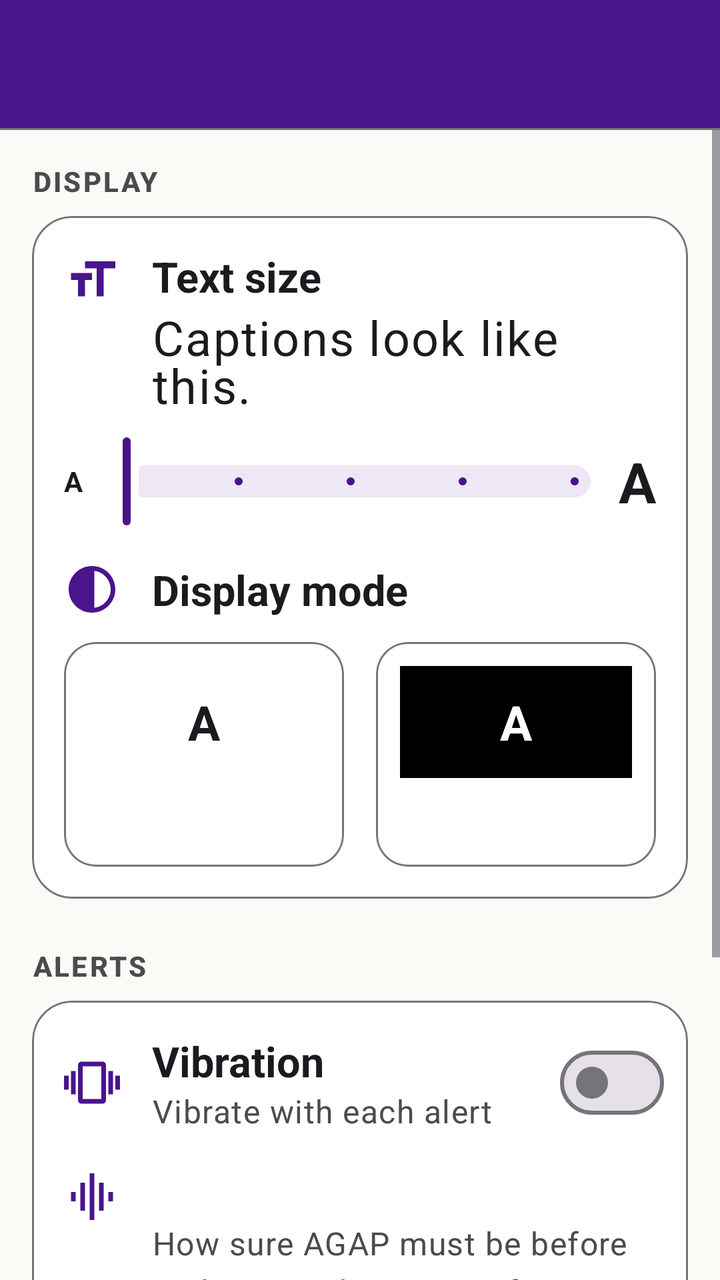
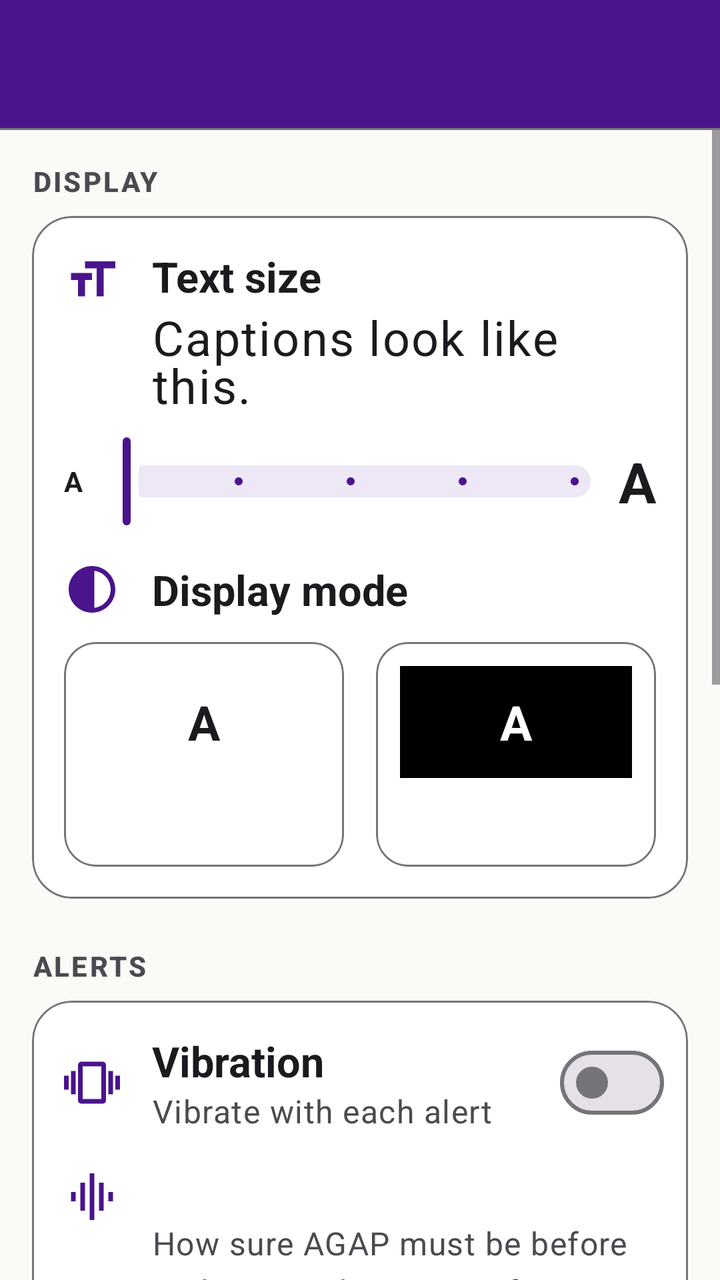

An Android layout rendered at two revisions. The XML below is the earlier revision; the diff shows what the commit changed to produce the second picture.
<!-- AndroidManifest.xml: application theme Theme.AGAP -->
<!-- res/layout/activity_settings.xml -->
<?xml version="1.0" encoding="utf-8"?>
<LinearLayout xmlns:android="http://schemas.android.com/apk/res/android"
    xmlns:app="http://schemas.android.com/apk/res-auto"
    android:id="@+id/root"
    android:layout_width="match_parent"
    android:layout_height="match_parent"
    android:orientation="vertical">

    <include layout="@layout/top_bar" />

    <ScrollView
        android:layout_width="match_parent"
        android:layout_height="0dp"
        android:layout_weight="1">

        <LinearLayout
            android:layout_width="match_parent"
            android:layout_height="wrap_content"
            android:orientation="vertical"
            android:padding="@dimen/screen_padding">

            <TextView
                android:layout_width="match_parent"
                android:layout_height="wrap_content"
                android:layout_marginBottom="8dp"
                android:accessibilityHeading="true"
                android:text="@string/settings_section_display"
                android:textAppearance="@style/TextAppearance.AGAP.SectionLabel" />

            <com.google.android.material.card.MaterialCardView
                android:layout_width="match_parent"
                android:layout_height="wrap_content"
                android:layout_marginBottom="24dp">

                <LinearLayout
                    android:layout_width="match_parent"
                    android:layout_height="wrap_content"
                    android:orientation="vertical"
                    android:padding="16dp">

                    
                    <LinearLayout
                        android:layout_width="match_parent"
                        android:layout_height="wrap_content"
                        android:orientation="horizontal">

                        <ImageView
                            style="@style/Widget.AGAP.RowIcon"
                            android:importantForAccessibility="no"
                            android:layout_marginTop="2dp"
                            android:src="@drawable/ic_text_size" />

                        <LinearLayout
                            android:layout_width="0dp"
                            android:layout_height="wrap_content"
                            android:layout_weight="1"
                            android:orientation="vertical">

                            <TextView
                                android:id="@+id/text_size_title"
                                android:importantForAccessibility="no"
                                android:layout_width="wrap_content"
                                android:layout_height="wrap_content"
                                android:text="@string/settings_text_size"
                                android:textAppearance="@style/TextAppearance.AGAP.Title" />

                            <TextView
                                android:id="@+id/text_size_sample"
                                android:layout_width="wrap_content"
                                android:layout_height="wrap_content"
                                android:text="@string/settings_text_size_sample"
                                android:textAppearance="@style/TextAppearance.AGAP.Caption" />
                        </LinearLayout>
                    </LinearLayout>

                    <LinearLayout
                        android:layout_width="match_parent"
                        android:layout_height="wrap_content"
                        android:layout_marginTop="8dp"
                        android:gravity="center_vertical"
                        android:orientation="horizontal">

                        <TextView
                            android:layout_width="wrap_content"
                            android:layout_height="wrap_content"
                            android:importantForAccessibility="no"
                            android:text="@string/settings_text_size_small_a"
                            android:textColor="?attr/agapText"
                            android:textSize="14sp"
                            android:textStyle="bold" />

                        <com.google.android.material.slider.Slider
                            android:id="@+id/slider_text_size"
                            android:layout_width="0dp"
                            android:layout_height="wrap_content"
                            android:layout_weight="1"
                            android:contentDescription="@string/settings_text_size"
                            android:stepSize="1"
                            android:valueFrom="0"
                            android:valueTo="4" />

                        <TextView
                            android:layout_width="wrap_content"
                            android:layout_height="wrap_content"
                            android:importantForAccessibility="no"
                            android:text="@string/settings_text_size_large_a"
                            android:textColor="?attr/agapText"
                            android:textSize="28sp"
                            android:textStyle="bold" />
                    </LinearLayout>

                    
                    <LinearLayout
                        android:layout_width="match_parent"
                        android:layout_height="wrap_content"
                        android:layout_marginTop="16dp"
                        android:gravity="center_vertical"
                        android:orientation="horizontal">

                        <ImageView
                            style="@style/Widget.AGAP.RowIcon"
                            android:importantForAccessibility="no"
                            android:src="@drawable/ic_contrast" />

                        <TextView
                            android:layout_width="wrap_content"
                            android:layout_height="wrap_content"
                            android:text="@string/settings_display_mode"
                            android:textAppearance="@style/TextAppearance.AGAP.Title" />
                    </LinearLayout>

                    <LinearLayout
                        android:layout_width="match_parent"
                        android:layout_height="wrap_content"
                        android:layout_marginTop="12dp"
                        android:orientation="horizontal">

                        <com.google.android.material.card.MaterialCardView
                            android:id="@+id/mode_standard"
                            android:layout_width="0dp"
                            android:layout_height="wrap_content"
                            android:layout_marginEnd="8dp"
                            android:layout_weight="1"
                            android:clickable="true"
                            android:focusable="true"
                            app:cardCornerRadius="16dp">

                            <LinearLayout
                                android:layout_width="match_parent"
                                android:layout_height="wrap_content"
                                android:gravity="center_horizontal"
                                android:orientation="vertical"
                                android:padding="12dp">

                                
                                <TextView
                                    android:layout_width="match_parent"
                                    android:layout_height="56dp"
                                    android:background="@color/surface"
                                    android:gravity="center"
                                    android:importantForAccessibility="no"
                                    android:text="@string/settings_text_size_large_a"
                                    android:textColor="@color/text"
                                    android:textSize="24sp"
                                    android:textStyle="bold" />

                                <TextView
                                    android:id="@+id/mode_standard_label"
                                    android:importantForAccessibility="no"
                                    android:layout_width="wrap_content"
                                    android:layout_height="wrap_content"
                                    android:layout_marginTop="8dp"
                                    android:textAppearance="@style/TextAppearance.AGAP.Body"
                                    android:textStyle="bold" />
                            </LinearLayout>
                        </com.google.android.material.card.MaterialCardView>

                        <com.google.android.material.card.MaterialCardView
                            android:id="@+id/mode_high_contrast"
                            android:layout_width="0dp"
                            android:layout_height="wrap_content"
                            android:layout_marginStart="8dp"
                            android:layout_weight="1"
                            android:clickable="true"
                            android:focusable="true"
                            app:cardCornerRadius="16dp">

                            <LinearLayout
                                android:layout_width="match_parent"
                                android:layout_height="wrap_content"
                                android:gravity="center_horizontal"
                                android:orientation="vertical"
                                android:padding="12dp">

                                
                                <TextView
                                    android:layout_width="match_parent"
                                    android:layout_height="56dp"
                                    android:background="@color/hc_background"
                                    android:gravity="center"
                                    android:importantForAccessibility="no"
                                    android:text="@string/settings_text_size_large_a"
                                    android:textColor="@color/hc_text"
                                    android:textSize="24sp"
                                    android:textStyle="bold" />

                                <TextView
                                    android:id="@+id/mode_high_contrast_label"
                                    android:importantForAccessibility="no"
                                    android:layout_width="wrap_content"
                                    android:layout_height="wrap_content"
                                    android:layout_marginTop="8dp"
                                    android:textAppearance="@style/TextAppearance.AGAP.Body"
                                    android:textStyle="bold" />
                            </LinearLayout>
                        </com.google.android.material.card.MaterialCardView>
                    </LinearLayout>
                </LinearLayout>
            </com.google.android.material.card.MaterialCardView>

            <TextView
                android:layout_width="match_parent"
                android:layout_height="wrap_content"
                android:layout_marginBottom="8dp"
                android:accessibilityHeading="true"
                android:text="@string/settings_section_alerts"
                android:textAppearance="@style/TextAppearance.AGAP.SectionLabel" />

            <com.google.android.material.card.MaterialCardView
                android:layout_width="match_parent"
                android:layout_height="wrap_content"
                android:layout_marginBottom="16dp">

                <LinearLayout
                    android:layout_width="match_parent"
                    android:layout_height="wrap_content"
                    android:orientation="vertical"
                    android:paddingTop="8dp"
                    android:paddingBottom="16dp">

                    
                    <LinearLayout
                        android:id="@+id/row_vibration"
                        style="@style/Widget.AGAP.Row">

                        <ImageView
                            style="@style/Widget.AGAP.RowIcon"
                            android:importantForAccessibility="no"
                            android:src="@drawable/ic_vibration" />

                        <LinearLayout
                            android:layout_width="0dp"
                            android:layout_height="wrap_content"
                            android:layout_weight="1"
                            android:orientation="vertical">

                            <TextView
                                android:layout_width="wrap_content"
                                android:layout_height="wrap_content"
                                android:text="@string/settings_vibration"
                                android:textAppearance="@style/TextAppearance.AGAP.Title" />

                            <TextView
                                android:layout_width="wrap_content"
                                android:layout_height="wrap_content"
                                android:text="@string/settings_vibration_text"
                                android:textAppearance="@style/TextAppearance.AGAP.BodySecondary" />
                        </LinearLayout>

                        <com.google.android.material.materialswitch.MaterialSwitch
                            android:id="@+id/switch_vibration"
                            android:layout_width="wrap_content"
                            android:layout_height="wrap_content"
                            android:importantForAccessibility="no"
                            android:minHeight="48dp" />
                    </LinearLayout>

                    
                    <LinearLayout
                        android:layout_width="match_parent"
                        android:layout_height="wrap_content"
                        android:layout_marginTop="8dp"
                        android:orientation="horizontal"
                        android:paddingStart="16dp"
                        android:paddingEnd="16dp">

                        <ImageView
                            style="@style/Widget.AGAP.RowIcon"
                            android:importantForAccessibility="no"
                            android:layout_marginTop="2dp"
                            android:src="@drawable/ic_alerts" />

                        <LinearLayout
                            android:layout_width="0dp"
                            android:layout_height="wrap_content"
                            android:layout_weight="1"
                            android:orientation="vertical">

                            <TextView
                                android:id="@+id/threshold_title"
                                android:layout_width="wrap_content"
                                android:layout_height="wrap_content"
                                android:textAppearance="@style/TextAppearance.AGAP.Title" />

                            <TextView
                                android:layout_width="wrap_content"
                                android:layout_height="wrap_content"
                                android:text="@string/settings_threshold_text"
                                android:textAppearance="@style/TextAppearance.AGAP.BodySecondary" />
                        </LinearLayout>
                    </LinearLayout>

                    <com.google.android.material.slider.Slider
                        android:id="@+id/slider_threshold"
                        android:layout_width="match_parent"
                        android:layout_height="wrap_content"
                        android:layout_marginStart="8dp"
                        android:layout_marginEnd="8dp"
                        android:contentDescription="@string/settings_threshold_label"
                        android:stepSize="5"
                        android:valueFrom="10"
                        android:valueTo="90" />
                </LinearLayout>
            </com.google.android.material.card.MaterialCardView>

            <com.google.android.material.card.MaterialCardView
                android:layout_width="match_parent"
                android:layout_height="wrap_content">

                <LinearLayout
                    android:id="@+id/row_about"
                    style="@style/Widget.AGAP.Row">

                    <ImageView
                        style="@style/Widget.AGAP.RowIcon"
                        android:importantForAccessibility="no"
                        android:src="@drawable/ic_info" />

                    <TextView
                        android:layout_width="0dp"
                        android:layout_height="wrap_content"
                        android:layout_weight="1"
                        android:text="@string/about_title"
                        android:textAppearance="@style/TextAppearance.AGAP.Body" />

                    <ImageView
                    style="@style/Widget.AGAP.Chevron"
                    android:importantForAccessibility="no" />
                </LinearLayout>
            </com.google.android.material.card.MaterialCardView>
        </LinearLayout>
    </ScrollView>
</LinearLayout>
<!-- res/layout/top_bar.xml (included above) -->
<?xml version="1.0" encoding="utf-8"?>
<LinearLayout xmlns:android="http://schemas.android.com/apk/res/android"
    android:id="@+id/top_bar_holder"
    android:layout_width="match_parent"
    android:layout_height="wrap_content"
    android:background="?attr/agapTopBar"
    android:orientation="vertical">

    <include layout="@layout/demo_banner" />

    <com.google.android.material.appbar.MaterialToolbar
        android:id="@+id/top_bar"
        android:layout_width="match_parent"
        android:layout_height="64dp" />

    <View
        android:layout_width="match_parent"
        android:layout_height="1dp"
        android:background="?attr/agapOutline" />
</LinearLayout>
<!-- res/layout/demo_banner.xml (included above) -->
<?xml version="1.0" encoding="utf-8"?>
<LinearLayout xmlns:android="http://schemas.android.com/apk/res/android"
    android:id="@+id/demo_banner"
    android:layout_width="match_parent"
    android:layout_height="wrap_content"
    android:gravity="center"
    android:orientation="vertical"
    android:paddingHorizontal="12dp"
    android:paddingVertical="8dp"
    android:visibility="gone">

    <TextView
        android:layout_width="wrap_content"
        android:layout_height="wrap_content"
        android:letterSpacing="0.06"
        android:text="@string/demo_banner_title"
        android:textAllCaps="true"
        android:textColor="@color/on_brand"
        android:textSize="15sp"
        android:textStyle="bold" />

    <TextView
        android:layout_width="wrap_content"
        android:layout_height="wrap_content"
        android:gravity="center"
        android:text="@string/demo_banner_detail"
        android:textColor="@color/on_brand"
        android:textSize="13sp" />
</LinearLayout>
<!-- resources referenced by this layout -->
<resources>
  <color name="hc_background">#000000</color>
  <color name="hc_text">#FFFFFF</color>
  <color name="on_brand">#FFFFFF</color>
  <color name="surface">#FFFFFF</color>
  <color name="text">#1B1B1F</color>
  <dimen name="screen_padding">16dp</dimen>
  <string name="about_title">About AGAP and credits</string>
  <string name="demo_banner_detail">Sample alerts only · microphone off · not saved</string>
  <string name="demo_banner_title">Demonstration Mode</string>
  <string name="settings_display_mode">Display mode</string>
  <string name="settings_section_alerts">Alerts</string>
  <string name="settings_section_display">Display</string>
  <string name="settings_text_size">Text size</string>
  <string name="settings_text_size_large_a">A</string>
  <string name="settings_text_size_sample">Captions look like this.</string>
  <string name="settings_text_size_small_a">A</string>
  <string name="settings_threshold_label">Alert threshold</string>
  <string name="settings_threshold_text">How sure AGAP must be before it alerts. Higher means fewer false alerts but more missed quiet sounds.</string>
  <string name="settings_vibration">Vibration</string>
  <string name="settings_vibration_text">Vibrate with each alert</string>
  <style name="TextAppearance.AGAP.Body" parent="TextAppearance.Material3.BodyLarge">
          <item name="android:textSize">18sp</item>
          <item name="android:textColor">?attr/agapText</item>
      </style>
  <style name="TextAppearance.AGAP.BodySecondary" parent="TextAppearance.Material3.BodyLarge">
          <item name="android:textSize">16sp</item>
          <item name="android:textColor">?attr/agapTextSecondary</item>
      </style>
  <style name="TextAppearance.AGAP.Caption" parent="TextAppearance.Material3.BodyLarge">
          <item name="android:textSize">24sp</item>
          <item name="android:textColor">?attr/agapText</item>
      </style>
  <dimen name="row_min_height">64dp</dimen>
  <color name="brand">#4A148C</color>
  <color name="brand_tint">#EDE7F6</color>
  <color name="background">#FAFAF7</color>
  <color name="text_secondary">#4A4A50</color>
  <color name="outline">#74747A</color>
  <color name="emergency_tint">#FDECEA</color>
  <color name="emergency_ink">#8E1414</color>
  <color name="traffic_tint">#FFF0DD</color>
  <color name="traffic_ink">#7A3A00</color>
  <color name="household_tint">#E1F5FE</color>
  <color name="household_ink">#01579B</color>
  <style name="TextAppearance.AGAP.TopBarTitle" parent="TextAppearance.Material3.TitleLarge">
          <item name="android:textSize">24sp</item>
          <item name="android:textStyle">bold</item>
      </style>
  <style name="TextAppearance.AGAP.NavLabel" parent="TextAppearance.Material3.LabelMedium">
          <item name="android:textSize">14sp</item>
      </style>
  <style name="TextAppearance.AGAP.NavLabel.Active">
          <item name="android:textStyle">bold</item>
      </style>
  <!-- unchanged entries left out for length: 16 -->
</resources>

<!-- the commit's change to res/layout/activity_settings.xml (unified diff, before → after) -->
@@ -320,6 +320,76 @@
                         android:stepSize="5"
                         android:valueFrom="10"
                         android:valueTo="90" />
+                </LinearLayout>
+            </com.google.android.material.card.MaterialCardView>
+
+            
+            <TextView
+                android:layout_width="match_parent"
+                android:layout_height="wrap_content"
+                android:layout_marginBottom="8dp"
+                android:accessibilityHeading="true"
+                android:text="@string/settings_section_background"
+                android:textAppearance="@style/TextAppearance.AGAP.SectionLabel" />
+
+            <com.google.android.material.card.MaterialCardView
+                android:layout_width="match_parent"
+                android:layout_height="wrap_content"
+                android:layout_marginBottom="16dp">
+
+                <LinearLayout
+                    android:layout_width="match_parent"
+                    android:layout_height="wrap_content"
+                    android:orientation="vertical"
+                    android:paddingTop="8dp"
+                    android:paddingBottom="8dp">
+
+                    
+                    <LinearLayout
+                        android:id="@+id/row_background"
+                        style="@style/Widget.AGAP.Row">
+
+                        <ImageView
+                            style="@style/Widget.AGAP.RowIcon"
+                            android:importantForAccessibility="no"
+                            android:src="@drawable/ic_mic" />
+
+                        <LinearLayout
+                            android:layout_width="0dp"
+                            android:layout_height="wrap_content"
+                            android:layout_weight="1"
+                            android:orientation="vertical">
+
+                            <TextView
+                                android:layout_width="wrap_content"
+                                android:layout_height="wrap_content"
+                                android:text="@string/settings_background"
+                                android:textAppearance="@style/TextAppearance.AGAP.Title" />
+
+                            <TextView
+                                android:layout_width="wrap_content"
+                                android:layout_height="wrap_content"
+                                android:text="@string/settings_background_text"
+                                android:textAppearance="@style/TextAppearance.AGAP.BodySecondary" />
+                        </LinearLayout>
+
+                        <com.google.android.material.materialswitch.MaterialSwitch
+                            android:id="@+id/switch_background"
+                            android:layout_width="wrap_content"
+                            android:layout_height="wrap_content"
+                            android:importantForAccessibility="no"
+                            android:minHeight="48dp" />
+                    </LinearLayout>
+
+                    
+                    <LinearLayout
+                        android:id="@+id/background_permissions"
+                        android:layout_width="match_parent"
+                        android:layout_height="wrap_content"
+                        android:orientation="vertical"
+                        android:paddingStart="16dp"
+                        android:paddingEnd="16dp"
+                        android:visibility="gone" />
                 </LinearLayout>
             </com.google.android.material.card.MaterialCardView>
 
<!-- resource entries referenced after the edit -->
@@ -6,11 +6,26 @@
   <color name="surface">#FFFFFF</color>
   <color name="text">#1B1B1F</color>
   <dimen name="screen_padding">16dp</dimen>
+  <!-- drawable ic_mic (drawable) -->
+  <?xml version="1.0" encoding="utf-8"?>
+  <vector xmlns:android="http://schemas.android.com/apk/res/android"
+      android:width="24dp"
+      android:height="24dp"
+      android:autoMirrored="false"
+      android:viewportWidth="24"
+      android:viewportHeight="24">
+      <path
+          android:fillColor="@android:color/white"
+          android:pathData="M12,14c1.66,0 2.99,-1.34 2.99,-3L15,5c0,-1.66 -1.34,-3 -3,-3S9,3.34 9,5v6c0,1.66 1.34,3 3,3zM17.3,11c0,3 -2.54,5.1 -5.3,5.1S6.7,14 6.7,11H5c0,3.41 2.72,6.23 6,6.72V21h2v-3.28c3.28,-0.48 6,-3.3 6,-6.72h-1.7z" />
+  </vector>
   <string name="about_title">About AGAP and credits</string>
   <string name="demo_banner_detail">Sample alerts only · microphone off · not saved</string>
   <string name="demo_banner_title">Demonstration Mode</string>
+  <string name="settings_background">Keep listening when I leave AGAP</string>
+  <string name="settings_background_text">Sound Alerts and Live Captions keep going when you open another app or the screen turns off. Start them in AGAP first; stop them in AGAP, from the notification or from the widget. Uses more battery. When this is off, AGAP listens only while its screen is open.</string>
   <string name="settings_display_mode">Display mode</string>
   <string name="settings_section_alerts">Alerts</string>
+  <string name="settings_section_background">Background listening</string>
   <string name="settings_section_display">Display</string>
   <string name="settings_text_size">Text size</string>
   <string name="settings_text_size_large_a">A</string>
